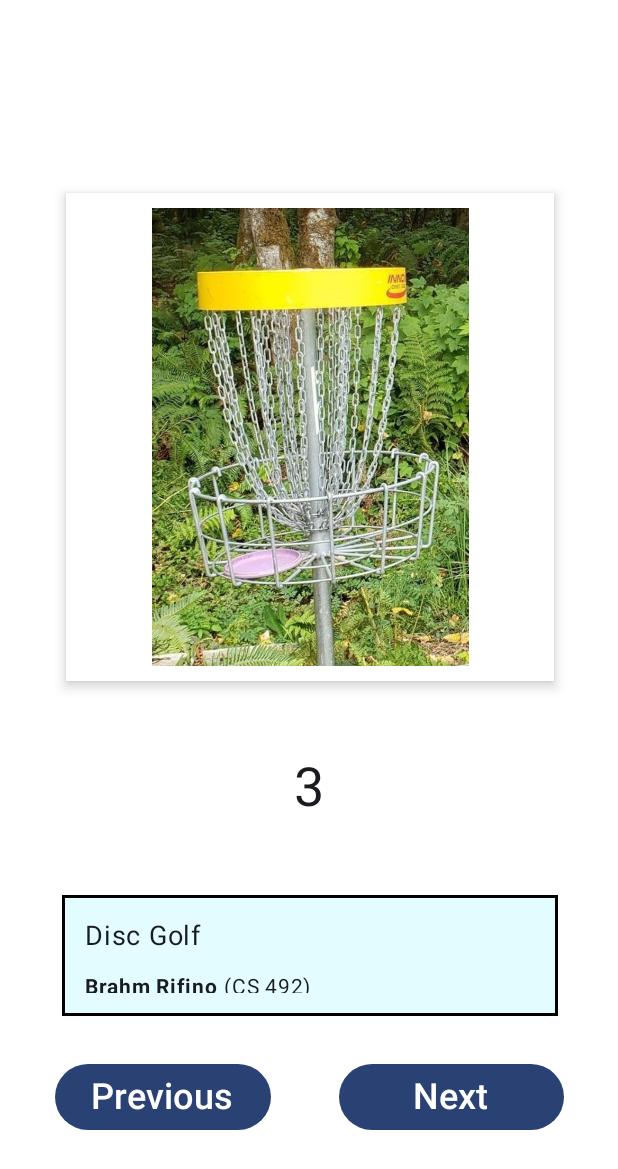
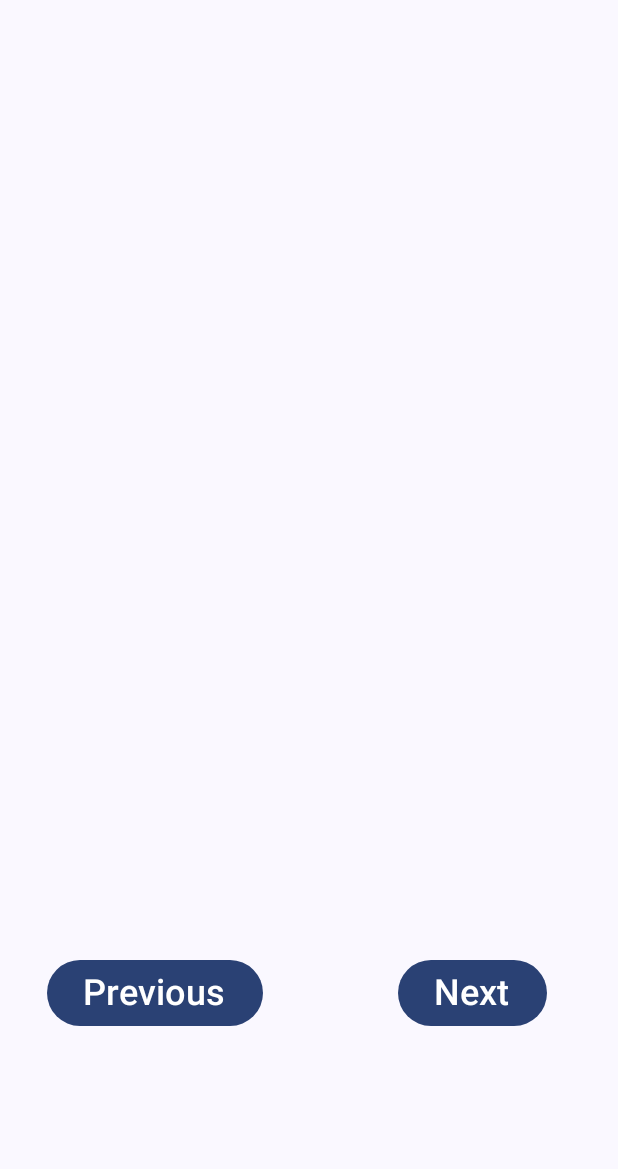
Before and after one commit to brifino/CS492-assignment-2, an Android app built with Jetpack Compose: the screen it shows after launch (MainActivity), after a tap on "Next", on a phone screen of 412 x 824 dp. Shown: the top 1169 px of the screen. Run offline under Robolectric (Android 15) with nearby library versions, the phone set to English and light mode, and no system bars; 1 other tap on this screen came first.

```diff
--- a/app/src/main/java/com/example/assignment2/MainActivity.kt
+++ b/app/src/main/java/com/example/assignment2/MainActivity.kt
@@ -1,13 +1,3 @@
-/**
- *  Assignment 2 / Simple Interactive App
- *
- *  Brahm Rifino / rifinob@oregonstate.edu
- *  CS492 / Oregon State University
- */
-
-
-
-
 package com.example.assignment2
 
 import android.os.Bundle
@@ -33,18 +23,9 @@ import androidx.compose.runtime.remember
 import androidx.compose.runtime.setValue
 import androidx.compose.ui.Alignment
 import androidx.compose.ui.Modifier
+import androidx.compose.ui.tooling.preview.Preview
 import androidx.compose.ui.unit.dp
 import androidx.compose.ui.unit.sp
-import androidx.compose.ui.res.painterResource
-import androidx.compose.foundation.Image
-import androidx.compose.foundation.background
-import androidx.compose.foundation.border
-import androidx.compose.foundation.layout.Box
-import androidx.compose.foundation.layout.size
-import androidx.compose.ui.draw.shadow
-import androidx.compose.ui.graphics.Color
-import androidx.compose.ui.text.font.FontWeight
-
 import com.example.assignment2.ui.theme.Assignment2Theme
 
 class MainActivity : ComponentActivity() {
@@ -55,7 +36,7 @@ class MainActivity : ComponentActivity() {
                 // A surface container using the 'background' color from the theme
                 Surface(
                     modifier = Modifier.fillMaxSize(),
-                    color = Color.White
+                    color = MaterialTheme.colorScheme.background
                 ) {
                     Counter()
                 }
@@ -75,53 +56,28 @@ fun Counter(modifier: Modifier = Modifier) {
 
 @Composable
 fun HandleCount(modifier: Modifier = Modifier) {
-    var count by remember { mutableStateOf(3) }
+    var count by remember { mutableStateOf(1) }
     Column(modifier = modifier, horizontalAlignment = Alignment.CenterHorizontally) {
-        Spacer(modifier = Modifier.height(75.dp))
-        Image(
-            painter = painterResource(id = R.drawable.dissc),
-            contentDescription = "App Logo",
-            modifier = Modifier.size(325.dp)
-                //.weight(1f)
-                .shadow(5.dp)
-                .border(10.dp, Color.White)
-        )
-        Spacer(modifier = Modifier.height(50.dp))
-        Text("$count", fontSize = (36.sp))
-        Spacer(modifier = Modifier.height(50.dp))
-        Box(
-            contentAlignment = Alignment.TopStart,
-            modifier = Modifier
-                .background(color = Color(0xFFe3fcff))
-                .border(width = 2.dp, color = Color.Black)
-                .padding(15.dp)
-                .width(300.dp)
-                .height(50.dp)
-        ) {
-            Column(horizontalAlignment = Alignment.Start) {
-                Text("Disc Golf", fontSize = (18.sp))
-                Spacer(modifier = Modifier.height(10.dp))
-                Row(horizontalArrangement = Arrangement.SpaceAround) {
-                    Text("Brahm Rifino ", fontSize = (14.sp), fontWeight = FontWeight.Bold)
-                    Text("(CS 492)", fontSize = (14.sp))
-                }
-            }
-        }
-        Spacer(modifier = Modifier.height(30.dp))
-        Row( modifier = Modifier.padding(bottom = 16.dp), horizontalArrangement = Arrangement.SpaceAround) {
+        Spacer(modifier = Modifier.height(500.dp))
+        Row(horizontalArrangement = Arrangement.SpaceAround) {
             Button(
                 onClick = {
-                    if (count == 1) count = 5 else count--
-                }
+                    count -= 1
+                    if(count < 0){
+                        count = 0
+                    }}
             ) {
                 Text(text = "Previous", fontSize = 24.sp)
             }
-            Spacer(modifier = Modifier.width(45.dp))
+            Spacer(modifier = Modifier.width(90.dp))
             Button(
                 onClick = {
-                    if (count == 5) count = 1 else count++
+                    count += 1
+                    if (count > 5) {
+                        count = 1
+                    }
                 },
-                modifier = Modifier.width(150.dp)
+                modifier = Modifier.padding(end = 16.dp)
             ) {
                 Text(text = "Next", fontSize = 24.sp)
             }
```
